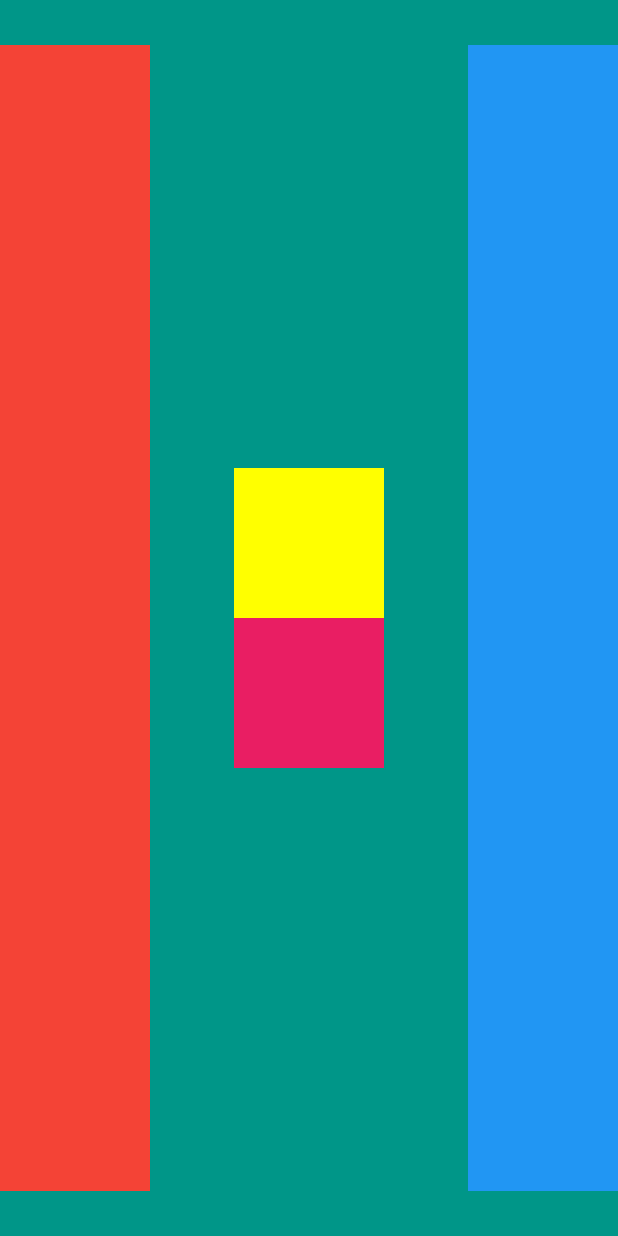
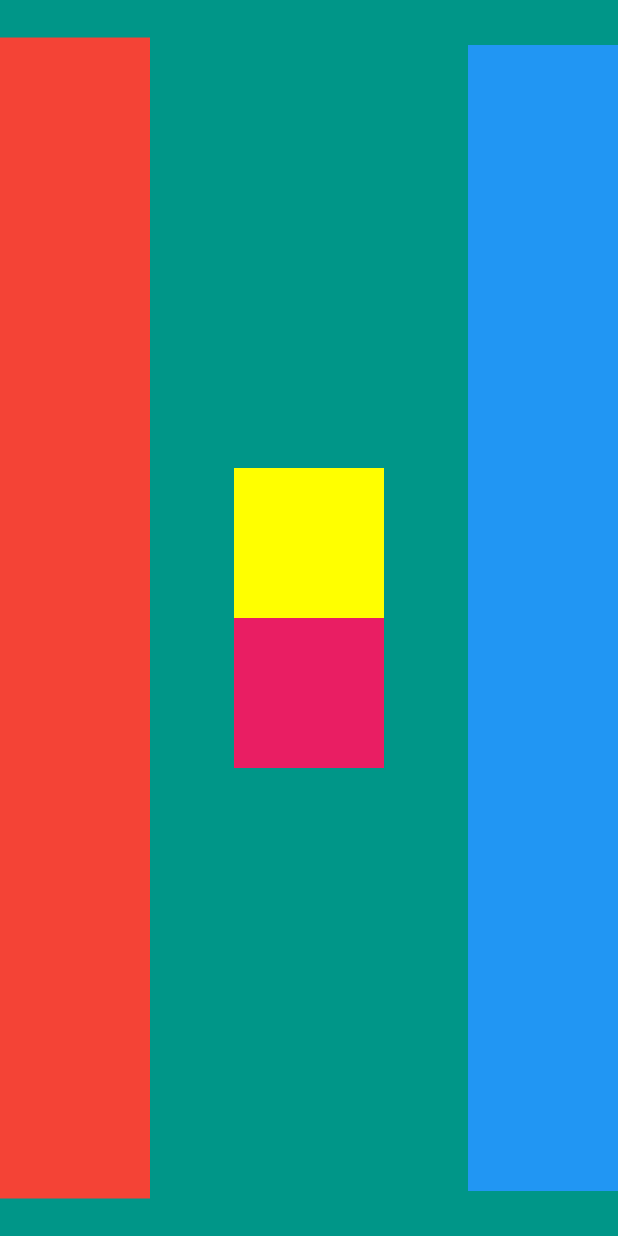
Before and after one commit to puneetkukreja98/Challenge_app, a Flutter app: the screen it shows after launch, on a phone screen of 412 x 824 dp. Run offline on Flutter 3.47's test engine with Material 2 defaults, Android fonts, the phone set to English and light mode, and no system bars.

```diff
--- a/lib/main.dart
+++ b/lib/main.dart
@@ -18,7 +18,7 @@ class MyApp extends StatelessWidget {
                 height: double.infinity,
                 width: 100.0,
                 color: Colors.red,
-                margin: EdgeInsets.only(top: 30.0, bottom: 30.0),
+                margin: EdgeInsets.only(top: 25.0, bottom: 25.0),
               ),
               Column(
                 mainAxisAlignment: MainAxisAlignment.center,
```
